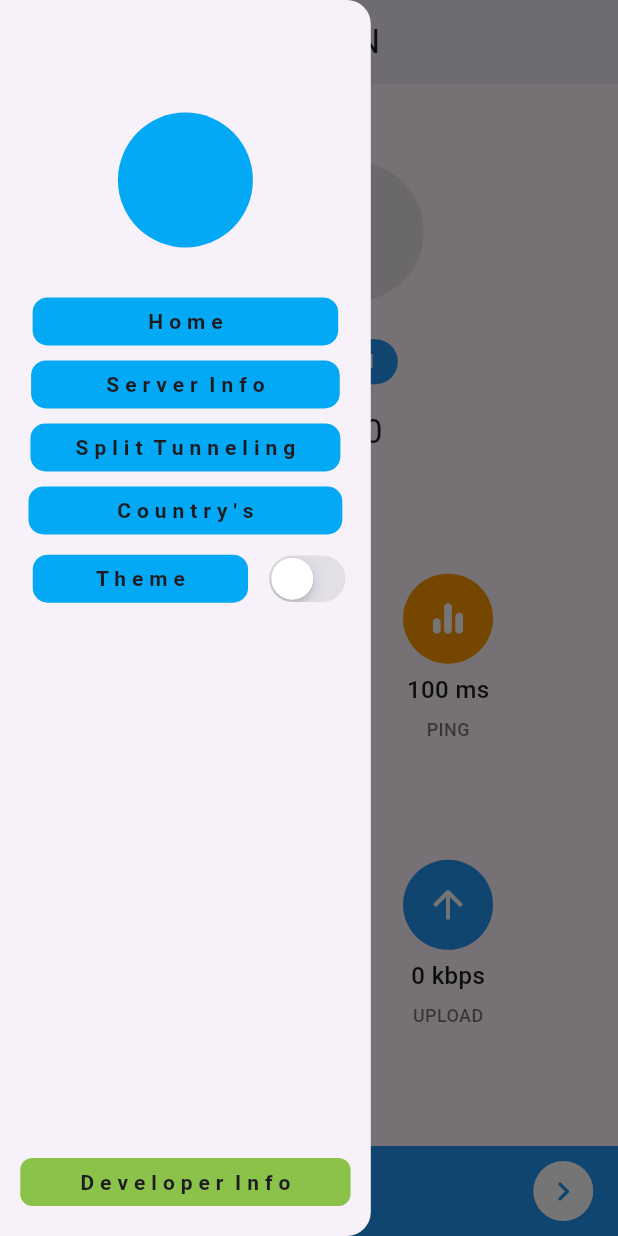
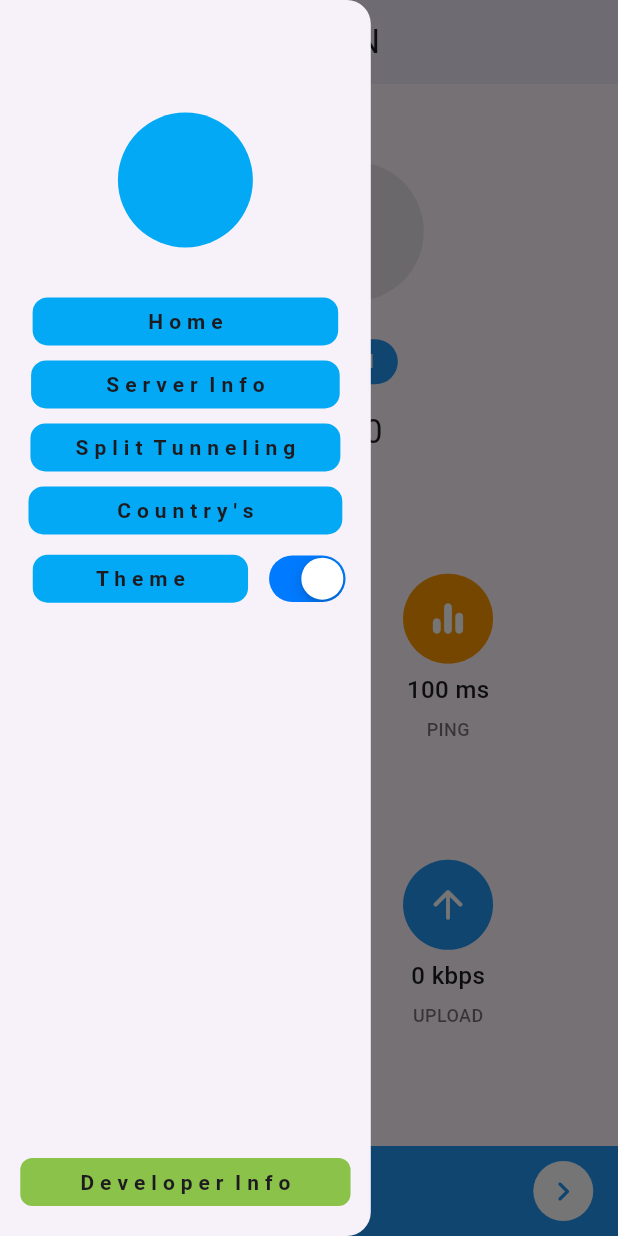
Before and after one commit to y20acb432/mobile_vpn, a Flutter app: the screen it shows after launch, in the side drawer, after a tap on "Change Location", on a phone screen of 412 x 824 dp. Run offline on Flutter 3.47's test engine with Material 3 defaults, Android fonts, the phone set to English and light mode, and no system bars; our stand-ins replace csv, get, hive, hive_flutter, lottie; missing offline and left inert: device_apps; accounts and stored records are empty.

```diff
--- a/lib/main.dart
+++ b/lib/main.dart
@@ -1,6 +1,7 @@
 import 'package:flutter/material.dart';
 import 'package:flutter/services.dart';
 import 'package:get/get.dart';
+import 'package:hive/hive.dart';
 import 'helpers/pref.dart';
 import 'screens/splash_screen.dart';
 
@@ -14,6 +15,7 @@ Future<void> main() async {
   //SystemChrome.setEnabledSystemUIMode(SystemUiMode.immersive);
 
   await Pref.initializeHive();
+  await Hive.openBox('appSelections');
 
   //for setting orientation to portrait only
   SystemChrome.setPreferredOrientations(
--- a/lib/screens/home_screen.dart
+++ b/lib/screens/home_screen.dart
@@ -25,7 +25,8 @@ class _HomeScreenState extends State<HomeScreen> {
   final _controller = Get.put(HomeController());
 
   bool switchValue=false;
-  bool themeValue=false;
+
+  bool themeValue = !Get.isDarkMode;
 
   @override
   Widget build(BuildContext context) {
@@ -110,7 +111,7 @@ class _HomeScreenState extends State<HomeScreen> {
                       GestureDetector(
                         onTap: (){
                           Navigator.pop(context);
-                          Get.to(() => AppListScreen());
+                          Get.to(() => SplitTunnelingSettings());
                         },
                         child: Container(
                           child: Text("S p l i t  T u n n e l i n g",style: TextStyle(fontWeight: FontWeight.bold),),
@@ -161,7 +162,7 @@ class _HomeScreenState extends State<HomeScreen> {
                         activeColor: CupertinoColors.activeBlue,
                         onChanged: (bool? value) {
                           setState(() {
-                            themeValue = value ?? false;
+                            themeValue = !themeValue;
                             Get.changeThemeMode(
                               Pref.isDarkMode ? ThemeMode.light : ThemeMode.dark
                             );
@@ -292,59 +293,7 @@ class _HomeScreenState extends State<HomeScreen> {
                   ),
 
           SizedBox(height: 40,),
-          //button
-          /*Semantics(
-            button: true,
-            child: InkWell(
-              onTap: () {
-                _controller.connectToVpn();
-              },
-              borderRadius: BorderRadius.circular(100),
-              child: Container(
-                padding: EdgeInsets.all(16),
-                decoration: BoxDecoration(
-                    shape: BoxShape.circle,
-                    color: _controller.getButtonColor.withOpacity(.1)),
-                child: Container(
-                  padding: EdgeInsets.all(16),
-                  decoration: BoxDecoration(
-                      shape: BoxShape.circle,
-                      color: _controller.getButtonColor.withOpacity(.3)),
-                  child: Container(
-                    width: mq.height * .14,
-                    height: mq.height * .14,
-                    decoration: BoxDecoration(
-                        shape: BoxShape.circle,
-                        color: _controller.getButtonColor),
-                    child: Column(
-                      mainAxisAlignment: MainAxisAlignment.center,
-                      children: [
-                        //icon
-                        Icon(
-                          Icons.power_settings_new,
-                          size: 28,
-                          color: Colors.white,
-                        ),
 
-                        SizedBox(height: 4),
-
-                        //text
-                        Text(
-                          _controller.getButtonText,
-                          style: TextStyle(
-                              fontSize: 12.5,
-                              color: Colors.white,
-                              fontWeight: FontWeight.w500),
-                        )
-                      ],
-                    ),
-                  ),
-                ),
-              ),
-            ),
-          ),*/
-
-          //connection status label
           Container(
             margin:
                 EdgeInsets.only(top: mq.height * .015, bottom: mq.height * .02),
--- a/lib/screens/location_screen.dart
+++ b/lib/screens/location_screen.dart
@@ -72,7 +72,7 @@ class LocationScreen extends StatelessWidget {
 
   _noVPNFound() => Center(
         child: Text(
-          'VPNs Not Found!',
+          'VPNs Offline',
           style: TextStyle(
               fontSize: 18, color: Colors.black54, fontWeight: FontWeight.bold),
         ),
```
Also changed, not shown: lib/screens/select_apps.dart (+54 -34 lines), lib/models/app_list.dart (added).
